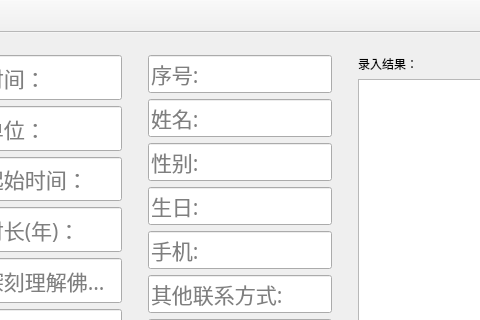
Above: connect.ui from crouse/connect before the change; both pictures show x 465 to 945 and y 0 to 320 of the 1177 by 753 pixel window. Below: the same form after it.
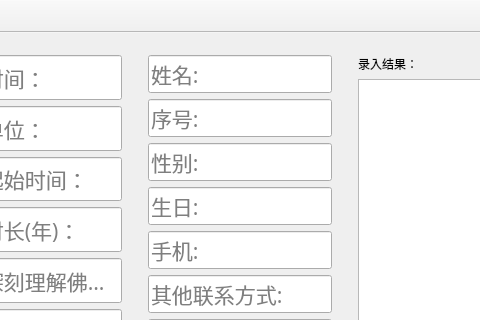
That is the form after the change. Icons and pictures are not drawn.

Patch:
```diff
--- a/connect.ui
+++ b/connect.ui
@@ -1033,24 +1033,6 @@
        </widget>
        <widget class="QWidget" name="fgroupWidget" native="true">
         <layout class="QVBoxLayout" name="verticalLayout_6">
-         <item>
-          <widget class="QLineEdit" name="lineEdit_Order">
-           <property name="sizePolicy">
-            <sizepolicy hsizetype="Expanding" vsizetype="Expanding">
-             <horstretch>0</horstretch>
-             <verstretch>0</verstretch>
-            </sizepolicy>
-           </property>
-           <property name="font">
-            <font>
-             <pointsize>16</pointsize>
-            </font>
-           </property>
-           <property name="placeholderText">
-            <string>序号:</string>
-           </property>
-          </widget>
-         </item>
          <item>
           <widget class="QLineEdit" name="lineEdit_Name">
            <property name="sizePolicy">
@@ -1069,6 +1051,24 @@
            </property>
           </widget>
          </item>
+         <item>
+          <widget class="QLineEdit" name="lineEdit_Order">
+           <property name="sizePolicy">
+            <sizepolicy hsizetype="Expanding" vsizetype="Expanding">
+             <horstretch>0</horstretch>
+             <verstretch>0</verstretch>
+            </sizepolicy>
+           </property>
+           <property name="font">
+            <font>
+             <pointsize>16</pointsize>
+            </font>
+           </property>
+           <property name="placeholderText">
+            <string>序号:</string>
+           </property>
+          </widget>
+         </item>
          <item>
           <widget class="QLineEdit" name="lineEdit_Gender">
            <property name="sizePolicy">
```
Left out of the diff: 2 changed lines with no effect on the pictures.
